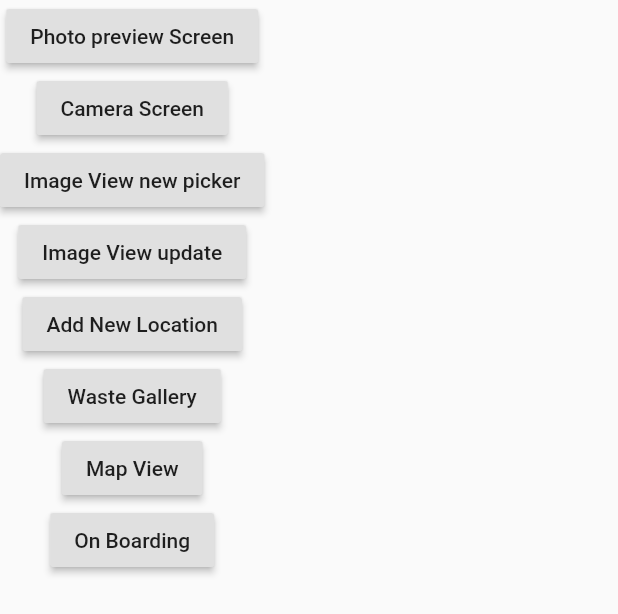
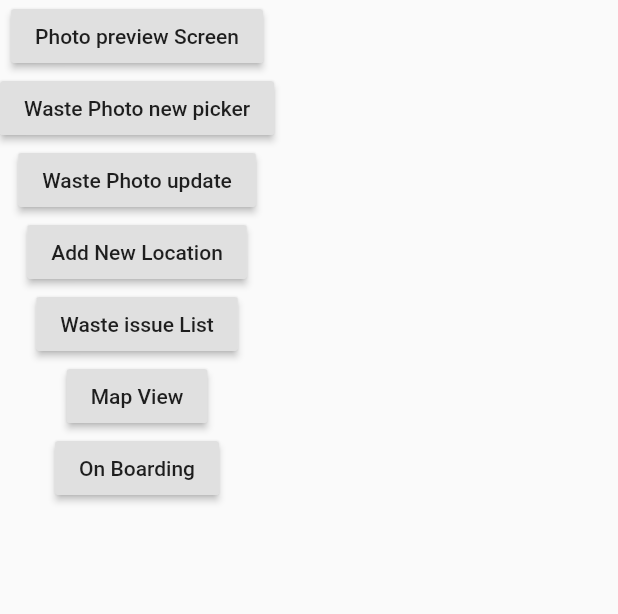
Before and after one commit to Hack20-Blue-Earth/trashtag, a Flutter app: the DebugScreenPicker widget shown alone on an empty page, opened directly, on a phone screen of 412 x 824 dp. Shown: the top 614 px of the screen. Run offline on Flutter 3.47's test engine with Material 2 defaults, Android fonts, the phone set to English and light mode, and no system bars; our stand-ins replace cached_network_image, cloud_firestore, firebase_storage, flutter_swiper, geolocator, google_maps_flutter and 3 more; missing offline and left inert: fimber, flutter_fimber; accounts and stored records are empty.

Commit message:
small cleanup

```diff
--- a/lib/debug-main.dart
+++ b/lib/debug-main.dart
@@ -5,7 +5,6 @@ import 'package:flutter_fimber/flutter_fimber.dart';
 import 'package:wastepin/issue_screen.dart';
 import 'package:wastepin/map_view/map_view.dart';
 import 'package:wastepin/on_boarding.dart';
-import 'package:wastepin/photo/camera_screen.dart';
 import 'package:wastepin/data/wastepin.dart';
 import 'package:wastepin/photo/photo_screen.dart';
 import 'package:wastepin/waste_pin_detail.dart';
@@ -36,15 +35,7 @@ class DebugScreenPicker extends StatelessWidget {
             ),
           ),
           RaisedButton(
-            child: Text("Camera Screen"),
-            onPressed: () => Navigator.of(context).push(
-              MaterialPageRoute(
-                builder: (c) => CameraScreen(),
-              ),
-            ),
-          ),
-          RaisedButton(
-            child: Text("Image View new picker"),
+            child: Text("Waste Photo new picker"),
             onPressed: () => Navigator.of(context).push(
               MaterialPageRoute(
                 builder: (c) => WastePhotoScreenTest(),
@@ -52,7 +43,7 @@ class DebugScreenPicker extends StatelessWidget {
             ),
           ),
           RaisedButton(
-            child: Text("Image View update"),
+            child: Text("Waste Photo update"),
             onPressed: () => Navigator.of(context).push(
               MaterialPageRoute(
                 builder: (c) => WastePhotoScreenTest(isNew: false),
@@ -68,10 +59,10 @@ class DebugScreenPicker extends StatelessWidget {
             ),
           ),
           RaisedButton(
-            child: Text("Waste Gallery"),
+            child: Text("Waste issue List"),
             onPressed: () => Navigator.of(context).push(
               MaterialPageRoute(
-                builder: (c) => WasteGallery(),
+                builder: (c) => IssueScreen(),
               ),
             ),
           ),
--- a/lib/splash_screen.dart
+++ b/lib/splash_screen.dart
@@ -16,7 +16,7 @@ class SplashScreen extends StatelessWidget {
           Center(
             child: CircularProgressIndicator(
               strokeWidth: 1,
-              valueColor: AlwaysStoppedAnimation<Color>(CustomTheme.primaryColor),
+              valueColor: AlwaysStoppedAnimation<Color>(Theme.of(context).primaryColor),
             ),
           ),
         ],
```
Also changed, not shown: lib/on_boarding.dart (+4 -4 lines), lib/photo/camera_screen.dart (deleted, +0 -42 lines).
